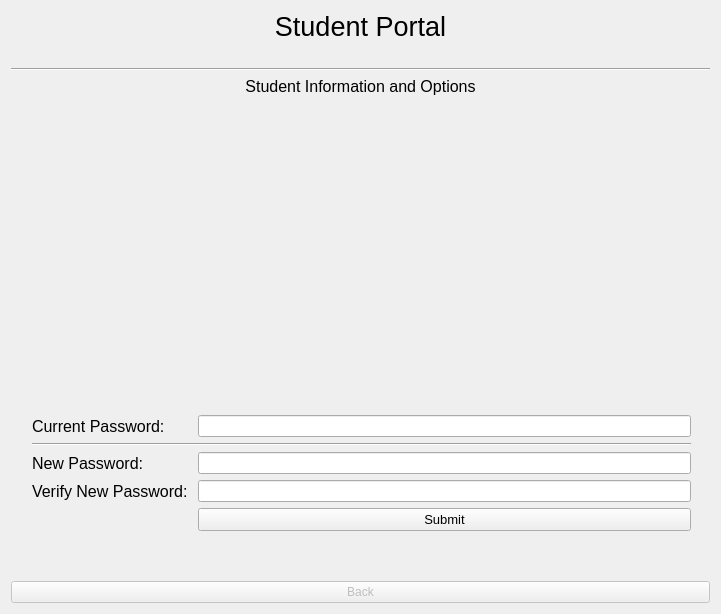
This is Form Files/studentView.ui in alixabahena/SIMS as Qt 5 draws it before an edit. The edited form follows.
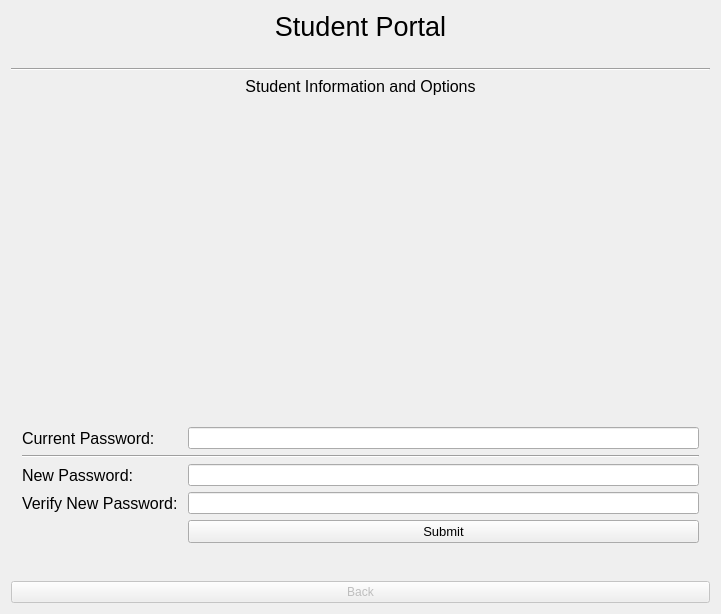
This is the edited form. The open tabs and pages were chosen to show the change.

Commit message: Changed the object names to make more sense

What changed in the file:
```diff
--- a/Form Files/studentView.ui
+++ b/Form Files/studentView.ui
@@ -379,16 +379,9 @@
          </item>
         </layout>
        </widget>
-       <widget class="QWidget" name="page_4">
-        <widget class="QWidget" name="formLayoutWidget">
-         <property name="geometry">
-          <rect>
-           <x>10</x>
-           <y>10</y>
-           <width>681</width>
-           <height>451</height>
-          </rect>
-         </property>
+       <widget class="QWidget" name="changePassword">
+        <layout class="QVBoxLayout" name="verticalLayout_9">
+         <item>
          <layout class="QFormLayout" name="formLayout">
           <item row="1" column="0">
            <widget class="QLabel" name="currentPasswordLabel">
@@ -501,7 +494,8 @@
            </widget>
           </item>
          </layout>
-        </widget>
+         </item>
+        </layout>
        </widget>
       </widget>
      </item>
```
Left out of the diff: 8 changed lines with no effect on the pictures. Lines whose indentation alone changed are shown as unchanged. The commit also changes 1 other file.
